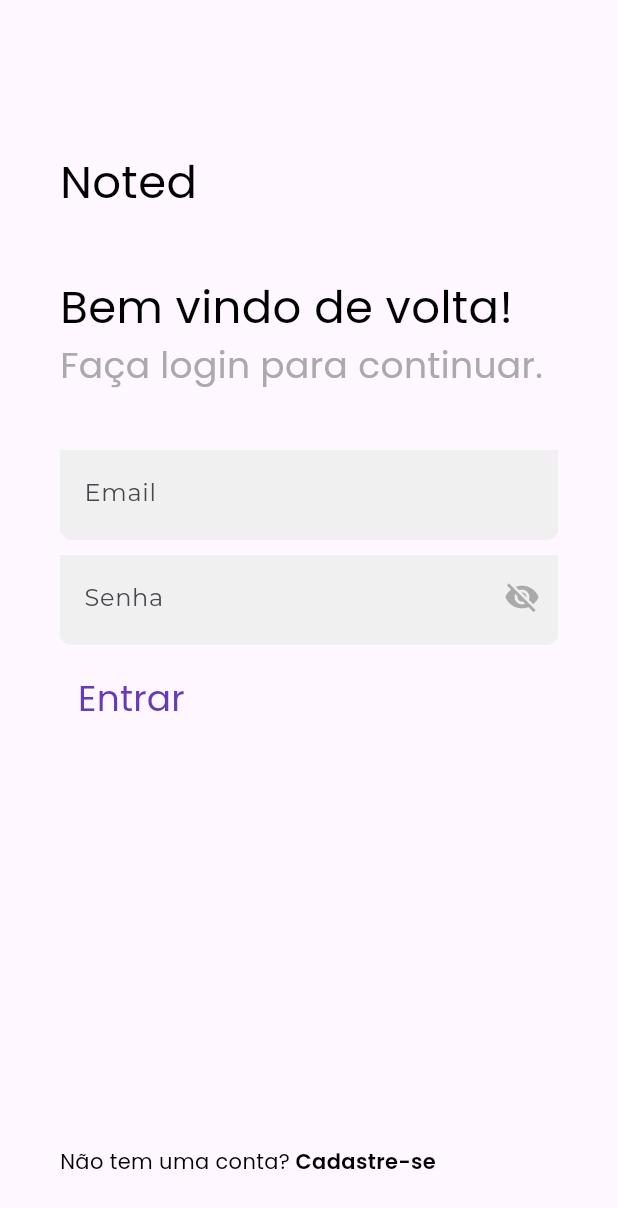
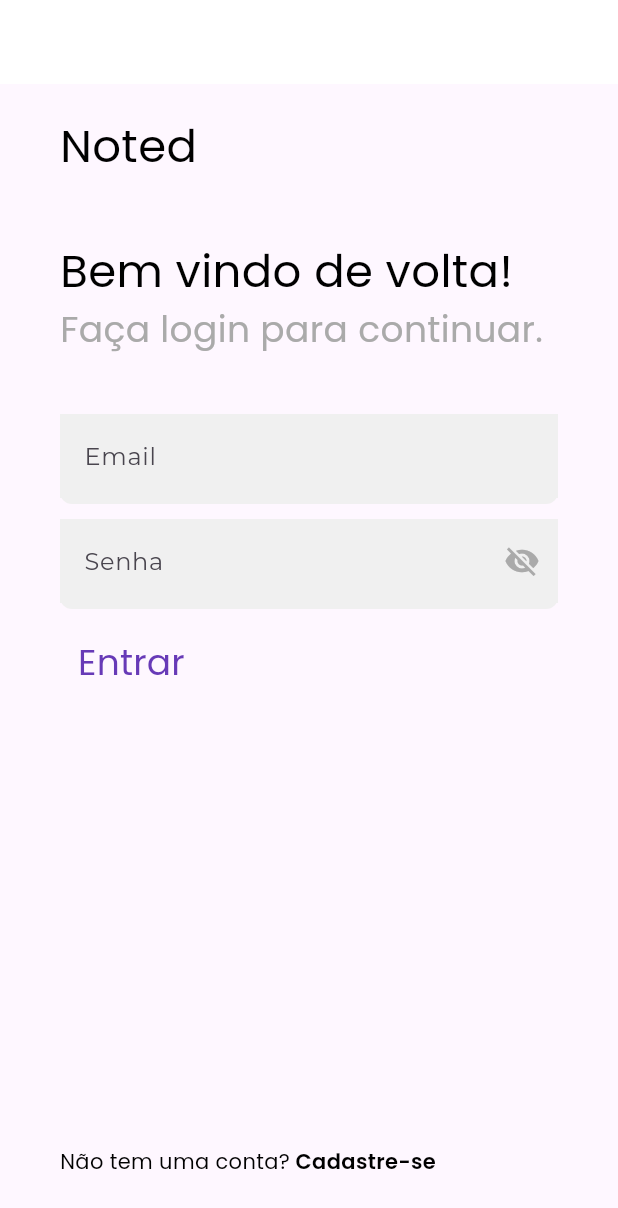
Before and after one commit to abnerjs/bc_dio_trilhaapp, a Flutter app: the screen it shows after launch, on a phone screen of 412 x 824 dp. Shown: the top 1208 px of the screen. Run offline on Flutter 3.47's test engine with Material 2 defaults, Android fonts, the phone set to English and light mode, and no system bars; our stand-ins replace fluentui_system_icons, flutter_zoom_drawer, google_fonts, mask_text_input_formatter, multi_select_flutter, scroll_snap_list.

Commit message:
fix clock on login page

```diff
--- a/lib/pages/login.dart
+++ b/lib/pages/login.dart
@@ -18,8 +18,11 @@ class _LoginPageState extends State<LoginPage> {
 
   @override
   Widget build(BuildContext context) {
-    return SafeArea(
-      child: Scaffold(
+    return Scaffold(
+      appBar: AppBar(
+        backgroundColor: Colors.white,
+        automaticallyImplyLeading: false,
+      ),
       body: CustomScrollView(
         slivers: [
           SliverFillRemaining(
@@ -28,8 +31,7 @@ class _LoginPageState extends State<LoginPage> {
               crossAxisAlignment: CrossAxisAlignment.start,
               children: [
                 Container(
-                    margin:
-                        const EdgeInsets.only(bottom: 40, top: 100, left: 40),
+                  margin: const EdgeInsets.only(bottom: 40, top: 20, left: 40),
                   child: Text(
                     widget.title,
                     style: GoogleFonts.poppins(
@@ -180,7 +182,6 @@ class _LoginPageState extends State<LoginPage> {
           ),
         ],
       ),
-      ),
     );
   }
 }
```
Lines whose indentation alone changed are shown as unchanged.
